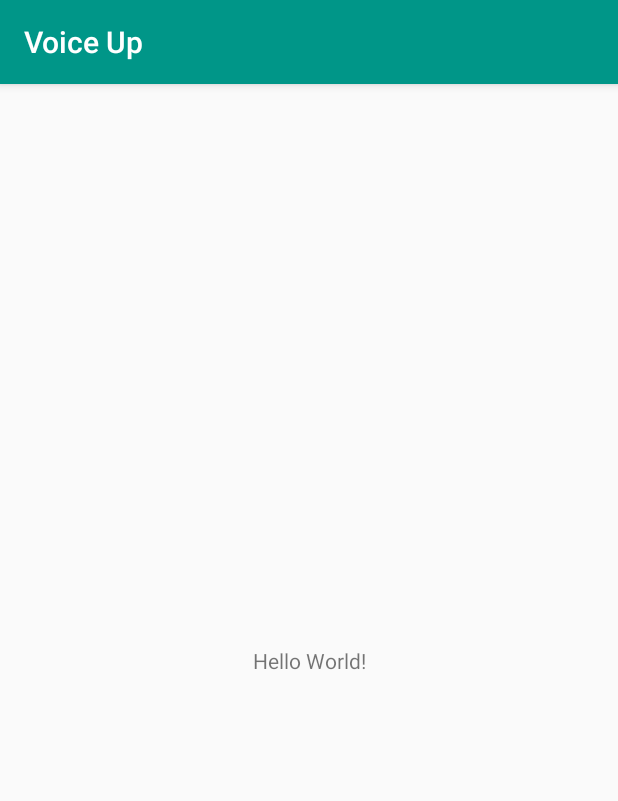
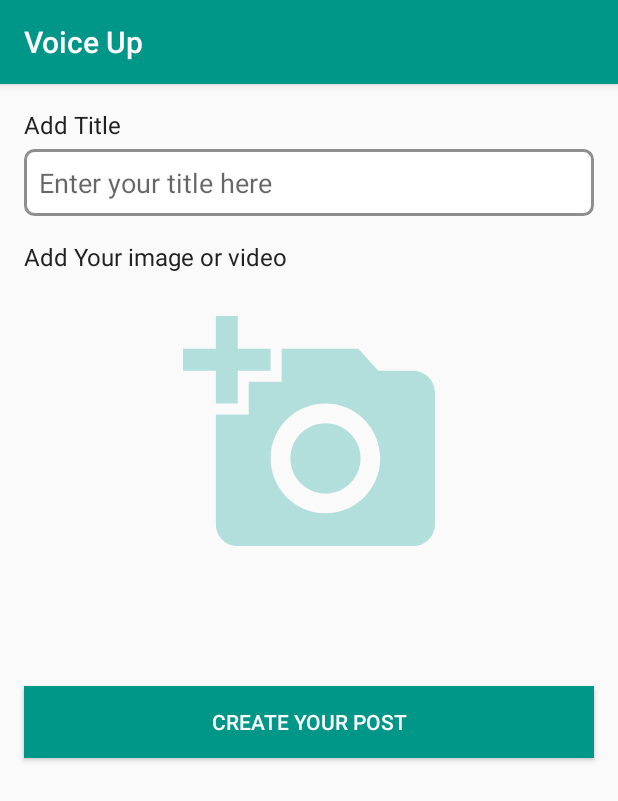
Before and after one commit to Devendra-Mehra/Voice-Up, an Android app: the PostActivity screen opened directly, with no data from a screen before it, on a phone screen of 412 x 824 dp. Shown: the top 801 px of the screen. Run offline under Robolectric (Android 15) with nearby library versions, the phone set to English and light mode, and no system bars.

Commit message:
create post ui done

```diff
--- a/app/src/main/java/com/devendra/voiceup/registration/sign_in/view/SignInActivity.java
+++ b/app/src/main/java/com/devendra/voiceup/registration/sign_in/view/SignInActivity.java
@@ -75,7 +75,6 @@ public class SignInActivity extends AppCompatActivity implements View.OnClickLis
         int id = v.getId();
         if (id == R.id.tv_sign_up) {
             startActivity(SignUpActivity.requiredIntent(this));
-            finish();
         } else if (id == R.id.fab_login) {
             etEmailAddress.setError(null);
             etPassword.setError(null);
--- /dev/null
+++ b/app/src/main/res/drawable/add_media.xml
@@ -0,0 +1,15 @@
+<vector xmlns:android="http://schemas.android.com/apk/res/android"
+    android:width="24dp"
+    android:height="24dp"
+    android:viewportWidth="490.667"
+    android:viewportHeight="490.667">
+    <path
+        android:fillColor="@color/primary_light"
+        android:pathData="M448,128h-67.627l-39.04,-42.667H192v64h-64v64H64v213.333c0,23.467 19.2,42.667 42.667,42.667H448c23.467,0 42.667,-19.2 42.667,-42.667v-256C490.667,147.2 471.467,128 448,128zM277.333,405.333c-58.88,0 -106.667,-47.787 -106.667,-106.667S218.453,192 277.333,192S384,239.787 384,298.667S336.213,405.333 277.333,405.333z" />
+    <path
+        android:fillColor="@color/primary_light"
+        android:pathData="M64,192l42.667,0l0,-64l64,0l0,-42.667l-64,0l0,-64l-42.667,0l0,64l-64,0l0,42.667l64,0z" />
+    <path
+        android:fillColor="@color/primary_light"
+        android:pathData="M277.333,230.4c-37.76,0 -68.267,30.507 -68.267,68.267h0c0,37.76 30.507,68.267 68.267,68.267c37.76,0 68.267,-30.507 68.267,-68.267S315.093,230.4 277.333,230.4z" />
+</vector>
--- a/app/src/main/res/layout/activity_post.xml
+++ b/app/src/main/res/layout/activity_post.xml
@@ -7,12 +7,78 @@
     tools:context=".post.PostActivity">
 
     <TextView
+        android:id="@+id/tv_post_title"
         android:layout_width="wrap_content"
         android:layout_height="wrap_content"
-        android:text="Hello World!"
-        app:layout_constraintBottom_toBottomOf="parent"
-        app:layout_constraintLeft_toLeftOf="parent"
-        app:layout_constraintRight_toRightOf="parent"
+        android:layout_marginStart="16dp"
+        android:layout_marginTop="16dp"
+        android:text="@string/add_title"
+        android:textColor="@color/primary_text"
+        android:textSize="16sp"
+        app:layout_constraintStart_toStartOf="parent"
         app:layout_constraintTop_toTopOf="parent" />
 
+    <EditText
+        android:id="@+id/et_post_title"
+        android:layout_width="match_parent"
+        android:layout_height="wrap_content"
+        android:layout_marginStart="16dp"
+        android:layout_marginTop="5dp"
+        android:layout_marginEnd="16dp"
+        android:background="@drawable/rounded_shape"
+        android:hint="@string/enter_your_title_here"
+        android:inputType="text"
+        android:maxLines="1"
+        android:padding="10dp"
+        android:singleLine="true"
+        app:layout_constraintEnd_toEndOf="parent"
+        app:layout_constraintTop_toBottomOf="@+id/tv_post_title" />
+
+    <TextView
+        android:id="@+id/tv_post_file"
+        android:layout_width="wrap_content"
+        android:layout_height="wrap_content"
+        android:layout_marginStart="16dp"
+        android:layout_marginTop="16dp"
+        android:text="@string/add_your_image_or_video"
+        android:textColor="@color/primary_text"
+        android:textSize="16sp"
+        app:layout_constraintStart_toStartOf="parent"
+        app:layout_constraintTop_toBottomOf="@id/et_post_title" />
+
+
+    <androidx.appcompat.widget.AppCompatImageView
+        android:id="@+id/aciv_file"
+        android:layout_width="match_parent"
+        android:layout_height="200dp"
+        android:layout_marginTop="5dp"
+        android:padding="16dp"
+        app:layout_constraintTop_toBottomOf="@+id/tv_post_file"
+        app:srcCompat="@drawable/add_media" />
+
+
+    <TextView
+        android:id="@+id/tv_re_addd_media"
+        android:layout_width="wrap_content"
+        android:layout_height="wrap_content"
+        android:padding="16dp"
+        android:text="@string/re_add_media"
+        android:textColor="@color/colorPrimaryDark"
+        android:textSize="16sp"
+        android:visibility="invisible"
+        app:layout_constraintEnd_toEndOf="parent"
+        app:layout_constraintTop_toBottomOf="@id/aciv_file" />
+
+
+    <Button
+        android:id="@+id/btn_create_post"
+        android:layout_width="match_parent"
+        android:layout_height="wrap_content"
+        android:layout_margin="16dp"
+        android:background="@color/colorPrimary"
+        android:text="@string/create_your_post"
+        android:textColor="@android:color/white"
+        app:layout_constraintEnd_toEndOf="parent"
+        app:layout_constraintStart_toStartOf="parent"
+        app:layout_constraintTop_toBottomOf="@id/tv_re_addd_media" />
 </androidx.constraintlayout.widget.ConstraintLayout>
--- a/app/src/main/res/values/strings.xml
+++ b/app/src/main/res/values/strings.xml
@@ -10,4 +10,9 @@
     <string name="profile_image_of_creator">Profile image of creator</string>
     <string name="post_image">Post image</string>
     <string name="something_went_wrong_with_media">Something went wrong with media</string>
+    <string name="add_title">Add Title</string>
+    <string name="enter_your_title_here">Enter your title here</string>
+    <string name="add_your_image_or_video">Add Your image or video</string>
+    <string name="re_add_media">Re Add Media</string>
+    <string name="create_your_post">Create your post</string>
 </resources>
```
